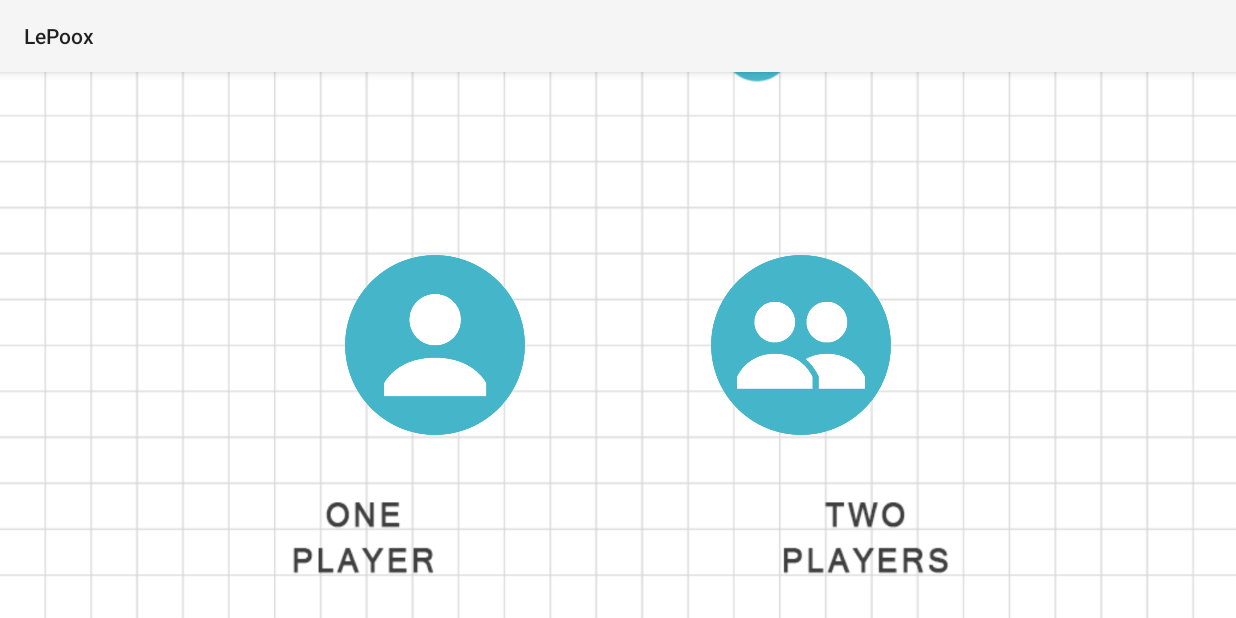
After one commit to anacasimiro/lpoo-lepoox, an Android app: the GameModeActivity screen opened directly, with no data from a screen before it, on a phone screen of 824 x 412 dp (held sideways). The commit adds this screen. Run offline under Robolectric (Android 15) with nearby library versions, the phone set to English and light mode, and no system bars.

Commit message:
Distinct game modes

```diff
--- a/app/build.gradle
+++ b/app/build.gradle
@@ -26,4 +26,5 @@ dependencies {
     compile fileTree(dir: 'libs', include: ['*.jar'])
     compile 'com.android.support:appcompat-v7:22.1.1'
     compile 'com.android.support:support-v4:22.1.1'
+    compile 'com.esotericsoftware:kryonet:2.22.0-RC1'
 }
--- /dev/null
+++ b/app/src/main/java/com/xx3/lepoox/activity/GameModeActivity.java
@@ -0,0 +1,48 @@
+package com.xx3.lepoox.activity;
+
+import android.content.Intent;
+import android.support.v7.app.ActionBarActivity;
+import android.os.Bundle;
+import android.view.Menu;
+import android.view.MenuItem;
+import android.view.View;
+import android.widget.ImageView;
+import android.widget.Toast;
+
+import com.xx3.lepoox.R;
+
+public class GameModeActivity extends ActionBarActivity {
+
+    private ImageView onePlayerMode;
+    private ImageView twoPlayerMode;
+
+    @Override
+    protected void onCreate(Bundle savedInstanceState) {
+
+        super.onCreate(savedInstanceState);
+        setContentView(R.layout.activity_game_mode);
+
+        onePlayerMode = (ImageView)findViewById(R.id.onePlayerMode);
+        twoPlayerMode = (ImageView)findViewById(R.id.twoPlayerMode);
+
+        onePlayerMode.setOnClickListener(new View.OnClickListener() {
+            @Override
+            public void onClick(View v) {
+                Intent showGame = new Intent(GameModeActivity.this, GameActivity.class);
+                startActivity(showGame);
+            }
+        });
+
+        twoPlayerMode.setOnClickListener(new View.OnClickListener() {
+            @Override
+            public void onClick(View v) {
+                Intent showTwoPlayerGame = new Intent(GameModeActivity.this, TwoPlayerActivity.class);
+                startActivity(showTwoPlayerGame);
+            }
+        });
+
+    }
+
+
+
+}
--- a/app/src/main/res/layout/activity_game.xml
+++ b/app/src/main/res/layout/activity_game.xml
@@ -11,7 +11,7 @@
         android:layout_alignParentTop="true"
         android:layout_alignParentLeft="true"
         android:layout_alignParentStart="true"
-        android:src="@drawable/game"
+        android:src="@drawable/game_background"
         android:scaleType="centerCrop"
         android:contentDescription="@string/contentDescriptionBackground" />
 
--- /dev/null
+++ b/app/src/main/res/layout/activity_game_mode.xml
@@ -0,0 +1,42 @@
+<RelativeLayout xmlns:android="http://schemas.android.com/apk/res/android"
+    xmlns:tools="http://schemas.android.com/tools"
+    android:layout_width="fill_parent"
+    android:layout_height="fill_parent"
+    tools:context="com.xx3.lepoox.activity.GameModeActivity">
+
+    <ImageView
+        android:layout_width="wrap_content"
+        android:layout_height="wrap_content"
+        android:layout_alignParentTop="true"
+        android:layout_alignParentLeft="true"
+        android:layout_alignParentStart="true"
+        android:src="@drawable/game_mode_background"
+        android:scaleType="centerCrop"
+        android:contentDescription="@string/contentDescriptionBackground" />
+
+    <LinearLayout
+        android:orientation="horizontal"
+        android:layout_width="wrap_content"
+        android:layout_height="wrap_content"
+        android:layout_centerVertical="true"
+        android:layout_centerHorizontal="true">
+
+        <ImageView
+            android:layout_width="@dimen/menu_player_mode_size"
+            android:layout_height="@dimen/menu_player_mode_size"
+            android:layout_marginLeft="@dimen/menu_player_mode_margin"
+            android:layout_marginRight="@dimen/menu_player_mode_margin"
+            android:id="@+id/onePlayerMode"
+            android:src="@drawable/one" />
+
+        <ImageView
+            android:layout_width="@dimen/menu_player_mode_size"
+            android:layout_height="@dimen/menu_player_mode_size"
+            android:layout_marginLeft="@dimen/menu_player_mode_margin"
+            android:layout_marginRight="@dimen/menu_player_mode_margin"
+            android:id="@+id/twoPlayerMode"
+            android:src="@drawable/two" />
+
+    </LinearLayout>
+
+</RelativeLayout>
--- a/app/src/main/res/values/dimens.xml
+++ b/app/src/main/res/values/dimens.xml
@@ -2,6 +2,9 @@
     <!-- Default screen margins, per the Android Design guidelines. -->
     <dimen name="activity_horizontal_margin">0dp</dimen>
     <dimen name="activity_vertical_margin">0dp</dimen>
+
+    <dimen name="menu_player_mode_size">120dp</dimen>
+    <dimen name="menu_player_mode_margin">62dp</dimen>
 
     <dimen name="game_operands_margin">8dp</dimen>
     <dimen name="game_operand_text_size">60sp</dimen>
--- a/app/src/main/res/values/strings.xml
+++ b/app/src/main/res/values/strings.xml
@@ -8,5 +8,10 @@
     <string name="contentDescriptionMultiplication">Multiplication</string>
     <string name="contentDescriptionReset">Reset</string>
     <string name="contentDescriptionDone">Done</string>
+    <string name="title_activity_game_mode">GameModeActivity</string>
+
+    <string name="hello_world">Hello world!</string>
+    <string name="action_settings">Settings</string>
+    <string name="title_activity_two_player">TwoPlayerActivity</string>
 
 </resources>
```
Also changed, not shown: app/src/main/AndroidManifest.xml (+8 -4 lines), app/src/main/java/com/xx3/lepoox/activity/MainMenuActivity.java (+3 -5 lines), app/src/main/java/com/xx3/lepoox/activity/TwoPlayerActivity.java (added, +44 -0 lines), app/src/main/java/com/xx3/lepoox/model/Game.java (+0 -10 lines), app/src/main/res/layout/activity_main_menu.xml (+6 -4 lines), app/src/main/res/layout/activity_two_player.xml (added, +42 -0 lines), app/src/main/res/drawable/game_background.png (renamed from app/src/main/res/drawable/game.png), app/src/main/res/drawable/game_mode_background.png (added), app/src/main/res/drawable/host.png (added), app/src/main/res/drawable/host_join_background.png (added), app/src/main/res/drawable/join.png (added), app/src/main/res/drawable/main_menu_1.png (renamed from app/src/main/res/drawable/main_menu.png), app/src/main/res/drawable/one.png (added), app/src/main/res/drawable/two.png (added), 1 other file.
